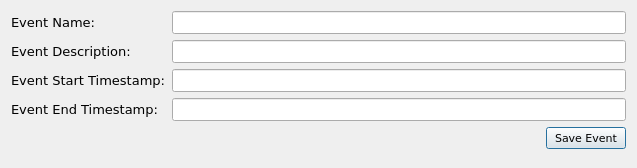
Old version of the form ui/event_config.ui in the repository CS4311-spring-2020/pick-tool-team14-keikaku.
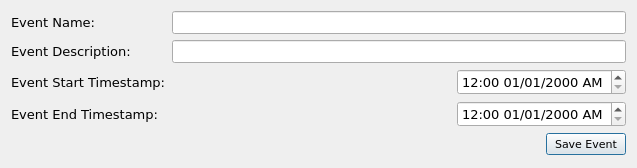
New version of the form.

Commit message: Implemented event_config window saving to settings. Refactored active vector data structure. Implemented relationship_config window. Implemented node and relationship data models.

```diff
--- a/ui/event_config.ui
+++ b/ui/event_config.ui
@@ -91,7 +91,7 @@
      </property>
     </widget>
    </item>
-   <item row="2" column="0">
+   <item row="3" column="0">
     <widget class="QLabel" name="eventStartLabel">
      <property name="font">
       <font>
@@ -104,22 +104,7 @@
      </property>
     </widget>
    </item>
-   <item row="2" column="1">
-    <widget class="QLineEdit" name="eventStartTextLine">
-     <property name="minimumSize">
-      <size>
-       <width>400</width>
-       <height>0</height>
-      </size>
-     </property>
-     <property name="font">
-      <font>
-       <family>Arial</family>
-      </font>
-     </property>
-    </widget>
-   </item>
-   <item row="3" column="0">
+   <item row="4" column="0">
     <widget class="QLabel" name="eventEndLabel">
      <property name="font">
       <font>
@@ -133,22 +118,7 @@
      </property>
     </widget>
    </item>
-   <item row="3" column="1">
-    <widget class="QLineEdit" name="eventEndTextLine">
-     <property name="minimumSize">
-      <size>
-       <width>400</width>
-       <height>0</height>
-      </size>
-     </property>
-     <property name="font">
-      <font>
-       <family>Arial</family>
-      </font>
-     </property>
-    </widget>
-   </item>
-   <item row="4" column="1">
+   <item row="5" column="1">
     <layout class="QHBoxLayout" name="saveHL">
      <item>
       <spacer name="horizontalSpacer">
@@ -196,6 +166,57 @@
      </item>
     </layout>
    </item>
+   <item row="3" column="1">
+    <layout class="QHBoxLayout" name="horizontalLayout">
+     <item>
+      <spacer name="horizontalSpacer_2">
+       <property name="orientation">
+        <enum>Qt::Horizontal</enum>
+       </property>
+       <property name="sizeHint" stdset="0">
+        <size>
+         <width>40</width>
+         <height>20</height>
+        </size>
+       </property>
+      </spacer>
+     </item>
+     <item>
+      <widget class="QDateTimeEdit" name="startDateTimeEdit">
+       <property name="displayFormat">
+        <string>hh:mm MM/dd/yyyy A</string>
+       </property>
+       <property name="timeSpec">
+        <enum>Qt::LocalTime</enum>
+       </property>
+      </widget>
+     </item>
+    </layout>
+   </item>
+   <item row="4" column="1">
+    <layout class="QHBoxLayout" name="horizontalLayout_2">
+     <item>
+      <spacer name="horizontalSpacer_3">
+       <property name="orientation">
+        <enum>Qt::Horizontal</enum>
+       </property>
+       <property name="sizeHint" stdset="0">
+        <size>
+         <width>40</width>
+         <height>20</height>
+        </size>
+       </property>
+      </spacer>
+     </item>
+     <item>
+      <widget class="QDateTimeEdit" name="endDateTimeEdit">
+       <property name="displayFormat">
+        <string>hh:mm MM/dd/yyyy A</string>
+       </property>
+      </widget>
+     </item>
+    </layout>
+   </item>
   </layout>
  </widget>
  <resources/>
```
The commit also changes 9 other files.
